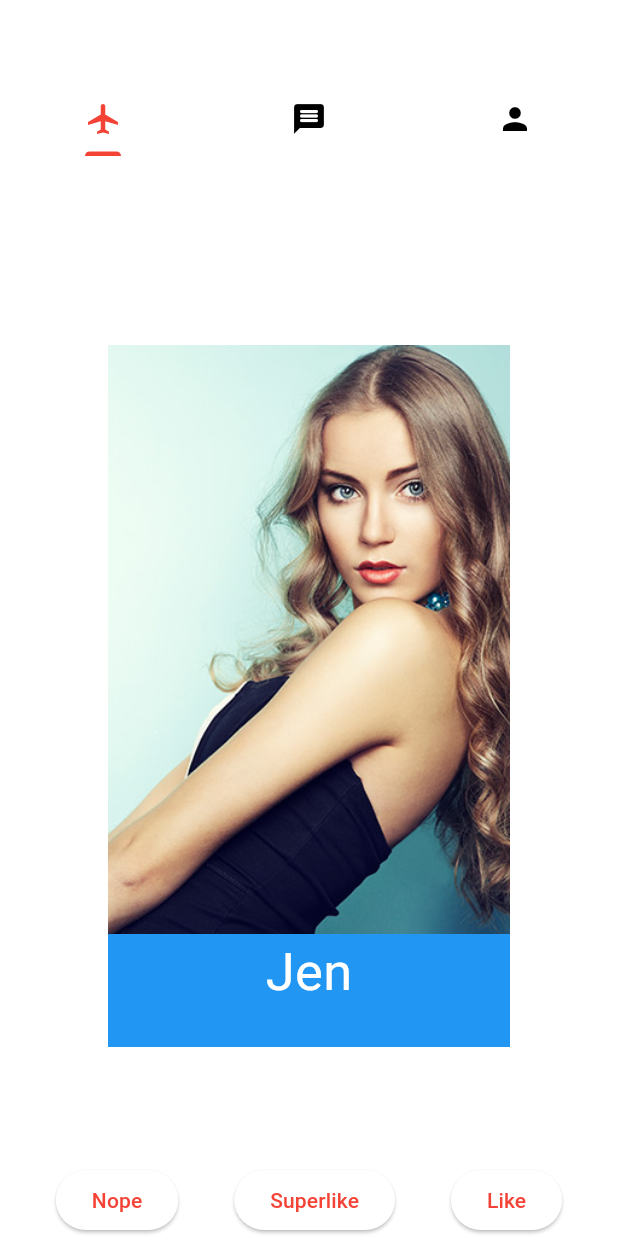
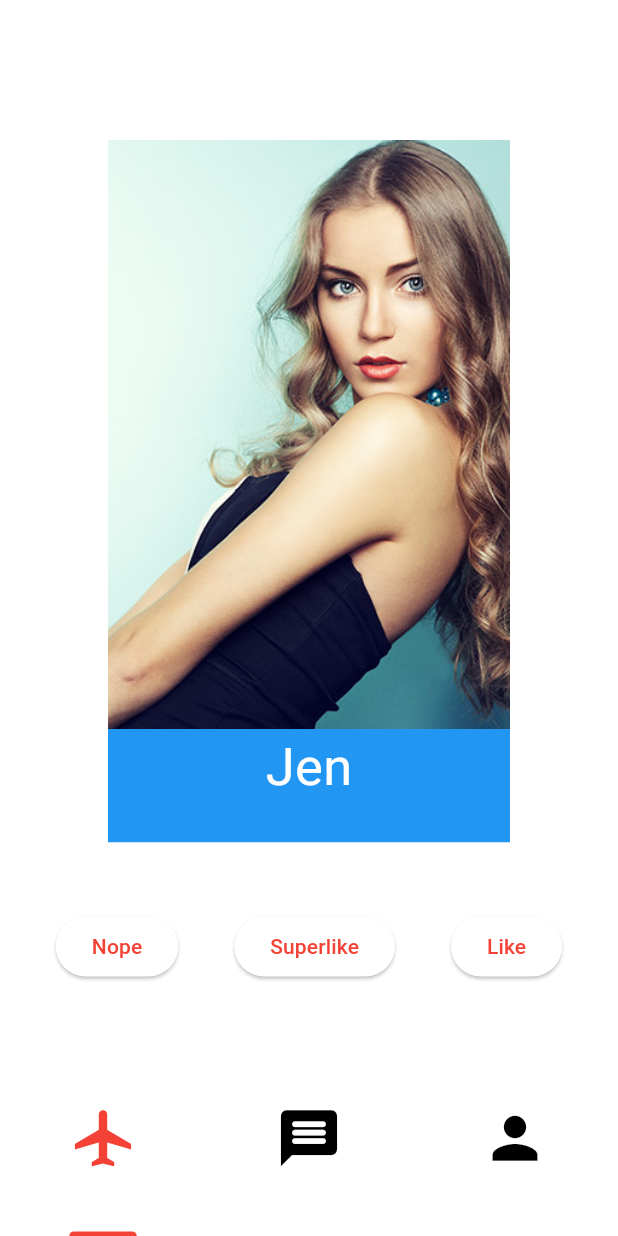
Before and after one commit to RyanSchmit/Mile-High-Matches, a Flutter app: the screen it shows once a user with an empty profile is signed in, on a phone screen of 412 x 824 dp. Run offline on Flutter 3.47's test engine with Material 3 defaults, Android fonts, the phone set to English and light mode, and no system bars; drawn by our look-alikes of swipe_cards; our stand-ins replace cloud_firestore, firebase_auth, firebase_core; accounts and stored records are empty; network calls fail.

Commit message:
Moved app bar to bottom

```diff
--- a/lib/main.dart
+++ b/lib/main.dart
@@ -36,8 +36,7 @@ class Myapp extends StatelessWidget {
                   } else {
                     return const AuthPage();
                   }
-                }))
-    );
+                })));
   }
 }
 
@@ -46,21 +45,38 @@ class Views extends StatelessWidget {
 
   @override
   Widget build(BuildContext context) {
+    final appBar = new AppBar(
+      // Remove shadow
+      shape: const LinearBorder(),
+      bottom: const TabBar(tabs: [
+        Padding(
+          padding: EdgeInsets.only(bottom: 40.0),
+          child: Tab(icon: Icon(Icons.airplanemode_on, size: 45.0)),
+        ),
+        Padding(
+          padding: EdgeInsets.only(bottom: 40.0),
+          child: Tab(icon: Icon(Icons.message_rounded, size: 45.0))
+        ),
+        Padding(
+          padding: EdgeInsets.only(bottom: 40.0),
+          child: Tab(icon: Icon(Icons.person, size: 45.0))
+        ),
+      ]),
+    );
+
     return Scaffold(
-      appBar: AppBar(
-        bottom: const TabBar(tabs: [
-          Tab(icon: Icon(Icons.airplanemode_on)),
-          Tab(icon: Icon(Icons.message_rounded)),
-          Tab(icon: Icon(Icons.person))
-        ]),
-      ),
       body: TabBarView(
+        physics: const NeverScrollableScrollPhysics(),
         children: [
           DiscoverPage(),
           MessagesPage(),
           ProfilePage(),
         ],
       ),
+      bottomNavigationBar: new SizedBox(
+        height: appBar.preferredSize.height,
+        child: appBar,
+      ),
     );
   }
 }
--- a/lib/pages/auth.dart
+++ b/lib/pages/auth.dart
@@ -24,7 +24,7 @@ class _AuthPageState extends State<AuthPage> {
     if (showLoginPage) {
       return LoginPage(showRegisterPage: toggleScreens);
     } else {
-      return InfoPage();
+      return RegisterPage(showLoginPage: toggleScreens);
     }
   }
 }
--- a/lib/pages/discover.dart
+++ b/lib/pages/discover.dart
@@ -65,7 +65,9 @@ class _DiscoverPageState extends State<DiscoverPage> {
   Widget build(BuildContext context) {
     return Scaffold(
         key: _scaffoldKey,
-        body: Stack(children: [
+        body: Padding(
+          padding: const EdgeInsets.only(bottom: 65.0),
+          child: Stack(children: [
             Center(
               child: SizedBox(
                 height: 500,
@@ -143,7 +145,8 @@ class _DiscoverPageState extends State<DiscoverPage> {
                 ],
               ),
             )
-        ]));
+          ]),
+        ));
   }
 }
 
--- a/lib/pages/messages.dart
+++ b/lib/pages/messages.dart
@@ -11,7 +11,9 @@ class _MessagesPageState extends State<MessagesPage> {
   @override
   Widget build(BuildContext context) {
     // Make infinite scroll possible
-    return Column(
+    return Padding(
+      padding: const EdgeInsets.only(top: 60.0),
+      child: Column(
         children: [
           Text("New Matches", style: TextStyle(fontSize: 40)),
           Row(children: [
@@ -26,6 +28,7 @@ class _MessagesPageState extends State<MessagesPage> {
           MessageRow(name: 'Diane', messageBody: 'hello'),
           // MessageRow(name: 'Youm', messageBody: 'How are you doing?'),
         ],
+      ),
     );
   }
 }
--- a/lib/pages/profile.dart
+++ b/lib/pages/profile.dart
@@ -20,7 +20,9 @@ class _ProfilePageState extends State<ProfilePage> {
 
   @override
   Widget build(BuildContext context) {
-    return Center(
+    return Padding(
+      padding: const EdgeInsets.only(top: 65.0),
+      child: Center(
           child: FutureBuilder(
               future: getUserInfo(),
               builder: (context, snapshot) {
@@ -52,6 +54,7 @@ class _ProfilePageState extends State<ProfilePage> {
                     )
                   ],
                 );
-            }));
+              })),
+    );
   }
 }
```
Lines whose indentation alone changed are shown as unchanged.
